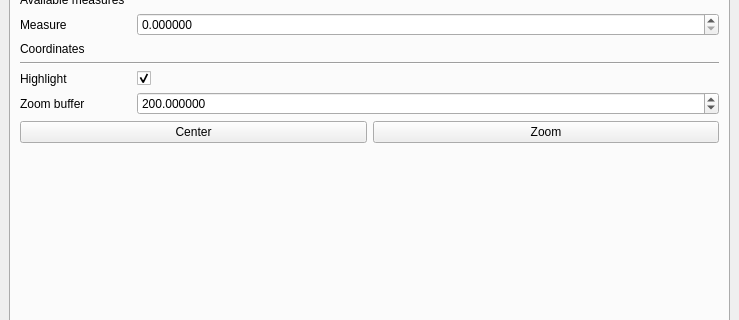
Above: lrs/ui/ui_lrsdockwidget.ui from blazek/lrs before the change; both pictures show x 0 to 739 and y 144 to 464 of the 739 by 570 pixel window. Below: the same form after it.
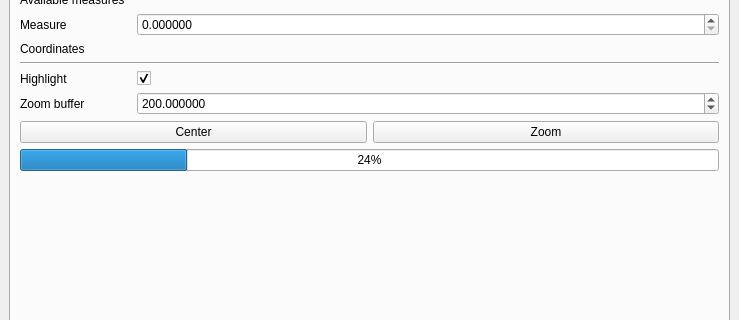
That is the form after the change.

Diff of the .ui file:
```diff
--- a/lrs/ui/ui_lrsdockwidget.ui
+++ b/lrs/ui/ui_lrsdockwidget.ui
@@ -207,6 +207,13 @@
           </item>
          </layout>
         </item>
+        <item>
+         <widget class="QProgressBar" name="locateProgressBar">
+          <property name="value">
+           <number>24</number>
+          </property>
+         </widget>
+        </item>
         <item>
          <spacer name="verticalSpacer_5">
           <property name="orientation">
```
